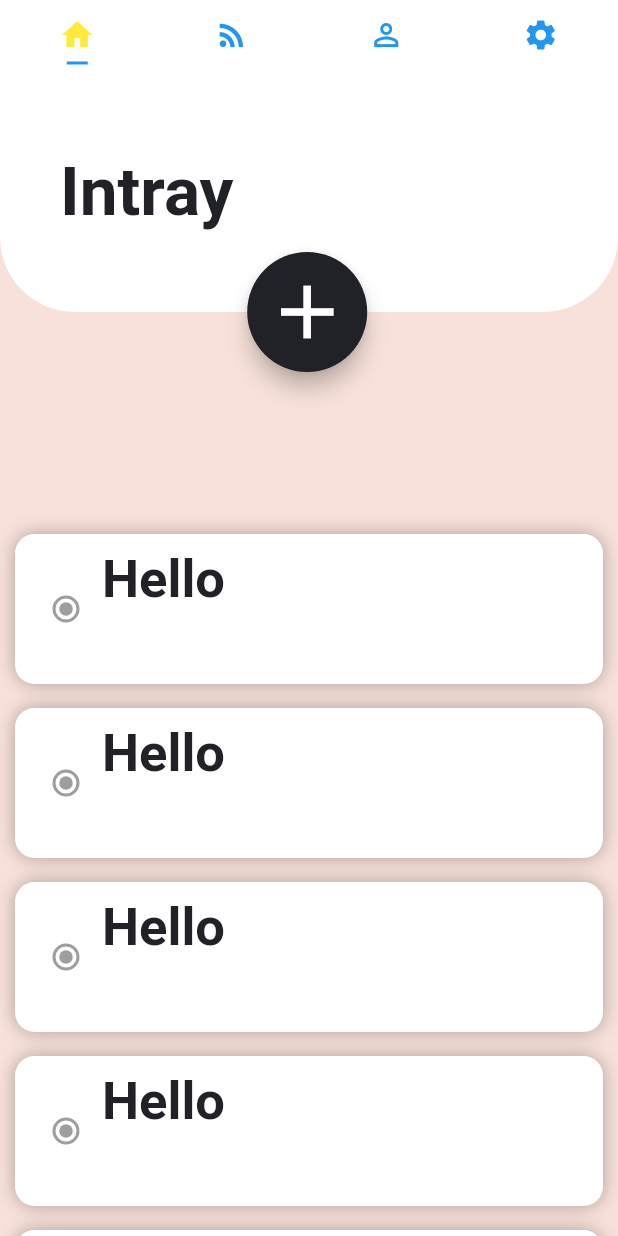
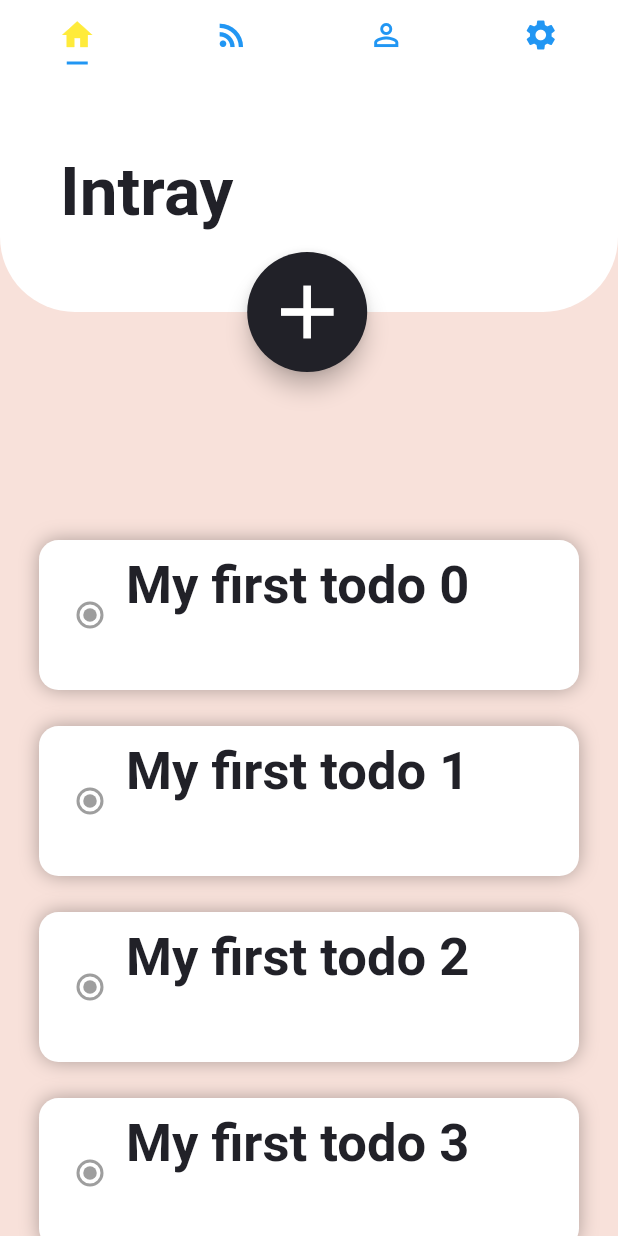
Before and after one commit to kangsudal/TodoApp, a Flutter app: the screen it shows after launch, on a phone screen of 412 x 824 dp. Run offline on Flutter 3.47's test engine with Material 2 defaults, Android fonts, the phone set to English and light mode, and no system bars; Roboto replaces fonts that are missing (Avenir).

Commit message:
Create list for tasks #2

```diff
--- a/lib/UI/intray_page.dart
+++ b/lib/UI/intray_page.dart
@@ -1,4 +1,5 @@
 import 'package:flutter/material.dart';
+import 'package:todo_app/models/classes/task.dart';
 import 'package:todo_app/models/globa.dart';
 import 'package:todo_app/models/widgets/intray_todo_widget.dart';
 
@@ -8,22 +9,54 @@ class IntrayPage extends StatefulWidget {
 }
 
 class _IntrayPageState extends State<IntrayPage> {
+  List<Task> taskList = [];
   @override
   Widget build(BuildContext context) {
+    taskList = getList();
     return Container(
       color: coralColor,
-      child: ListView(
+      child: _buildReorderableList(context),
+    );
+  }
+
+  _buildReorderableList(BuildContext context) {
+    return Theme(
+      data: ThemeData(canvasColor: Colors.transparent),
+      child: ReorderableListView(
+        //드레그 가능한 리스트뷰
         padding: EdgeInsets.only(top: 300),
-        children: getList(),
+        children:
+            taskList.map((Task item) => _buildListTile(context, item)).toList(),
+        //taskList: 데이터들, _buildListTile 데이터 담는 포장용기
+        onReorder: _onReorder,
       ),
     );
   }
 
-  List<Widget> getList() {
-    List<IntrayTodo> _list = [];
-    for (int i = 0; i < 20; i++) {
-      _list.add(IntrayTodo(title:"Hello"));
+  void _onReorder(int oldIndex, int newIndex) {
+    setState(() {
+      // if (newIndex > oldIndex) {
+      //   newIndex -= 1;
+      // }
+      Task item = taskList[oldIndex];
+      taskList.remove(item);
+      taskList.insert(newIndex, item);
+    });
+  }
+
+  List<Task> getList() {
+    for (int i = 0; i < 10; i++) {
+      taskList.add(Task("My first todo " + i.toString(), false, i.toString()));
     }
-    return _list;
+    return taskList;
+  }
+
+  Widget _buildListTile(BuildContext context, Task item) {
+    return ListTile(
+      key: Key(item.taskId),
+      title: IntrayTodo(
+        title: item.title,
+      ),
+    );
   }
 }
--- /dev/null
+++ b/lib/models/classes/task.dart
@@ -0,0 +1,14 @@
+class Task {
+  List<Task> tasks;
+  String note;
+  DateTime timeToComplete;
+  bool completed;
+  String repeats;
+  DateTime deadline;
+  List<DateTime> reminders;
+  String taskId;
+  String title;
+
+  Task(this.title, this.completed, this.taskId);
+
+}
```
